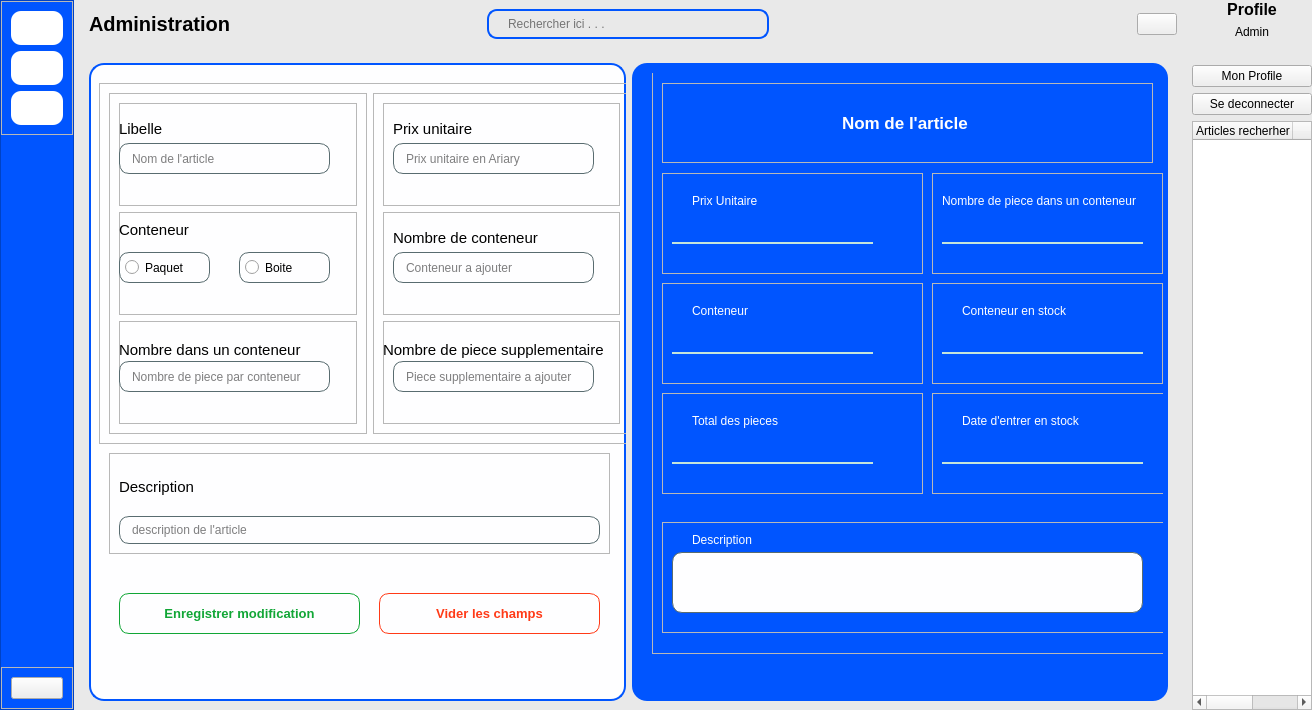
Old version of the form views/auth/main_login.ui in the repository ninohantonio/Store-Management.
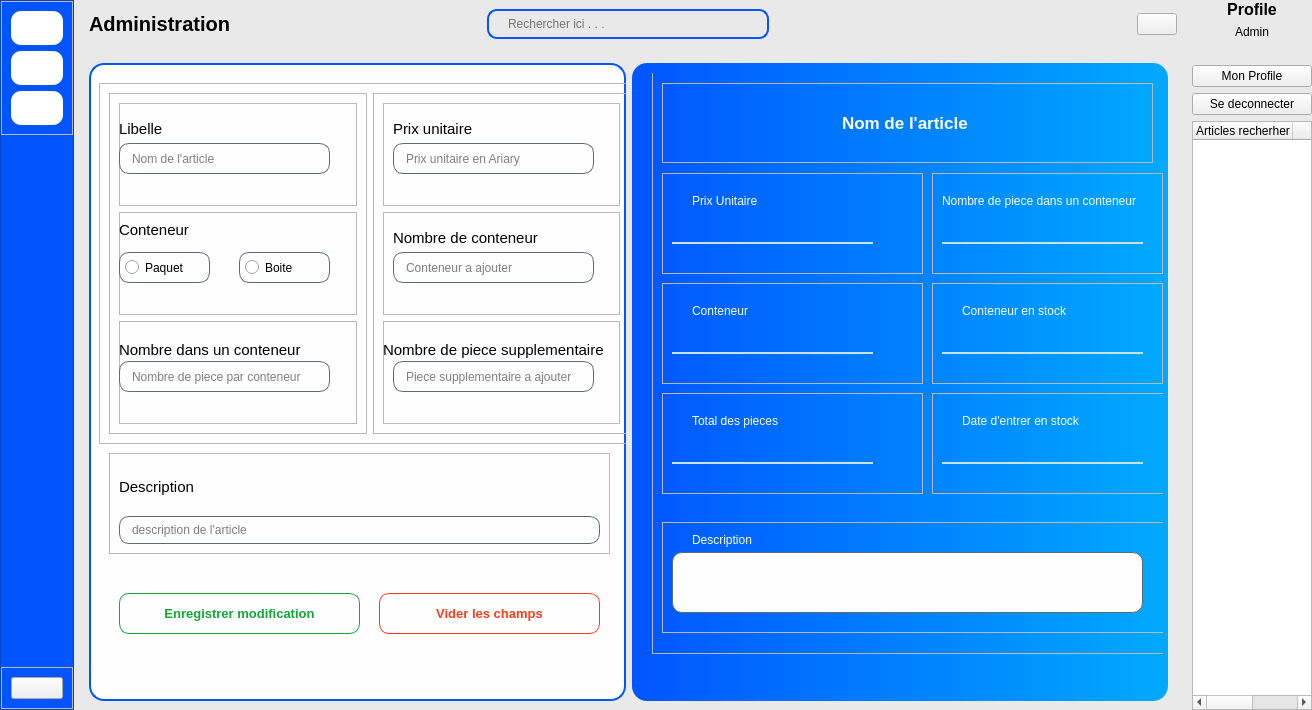
New version of the form. Icons and pictures are not drawn. Custom widgets are drawn as their Qt base class.

Diff of the .ui file:
```diff
--- a/views/auth/main_login.ui
+++ b/views/auth/main_login.ui
@@ -52,7 +52,7 @@
 	background: #fefeff;
 }
 #affichage1{
-	background-color: rgb(0, 85, 255);
+	background-color: qlineargradient(spread:pad, x1:0, y1:0, x2:1, y2:0, stop:0 rgb(0, 85, 255), stop:1 rgb(0, 170, 255));
 	border-radius: 15px;
 }
 
```
